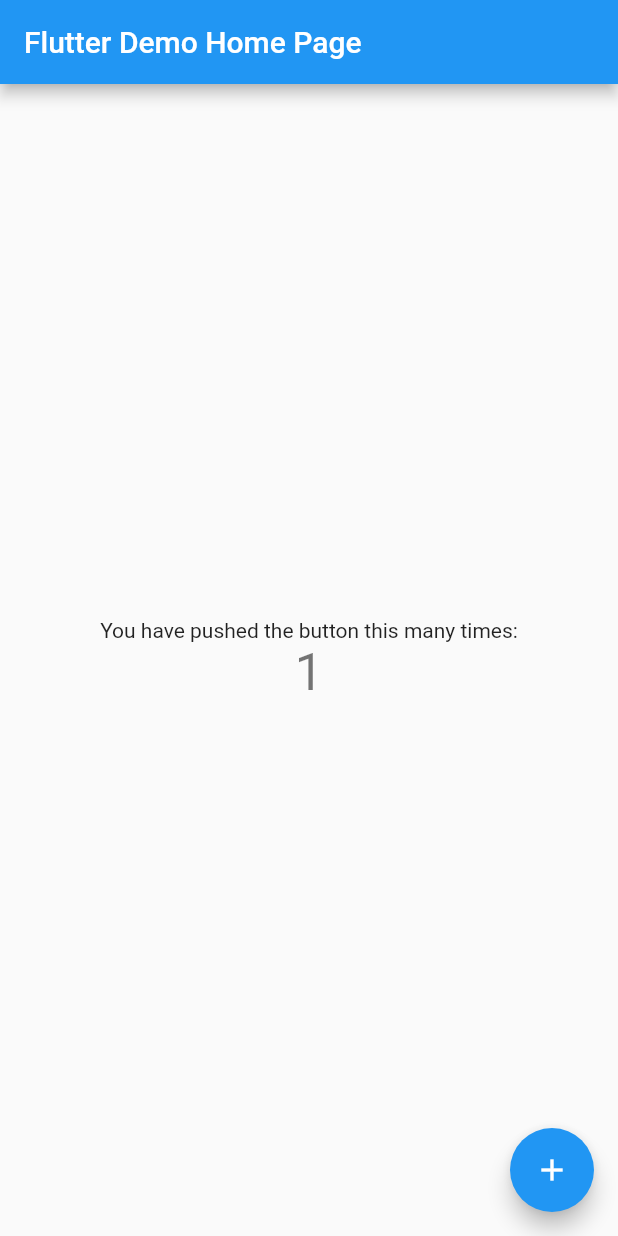
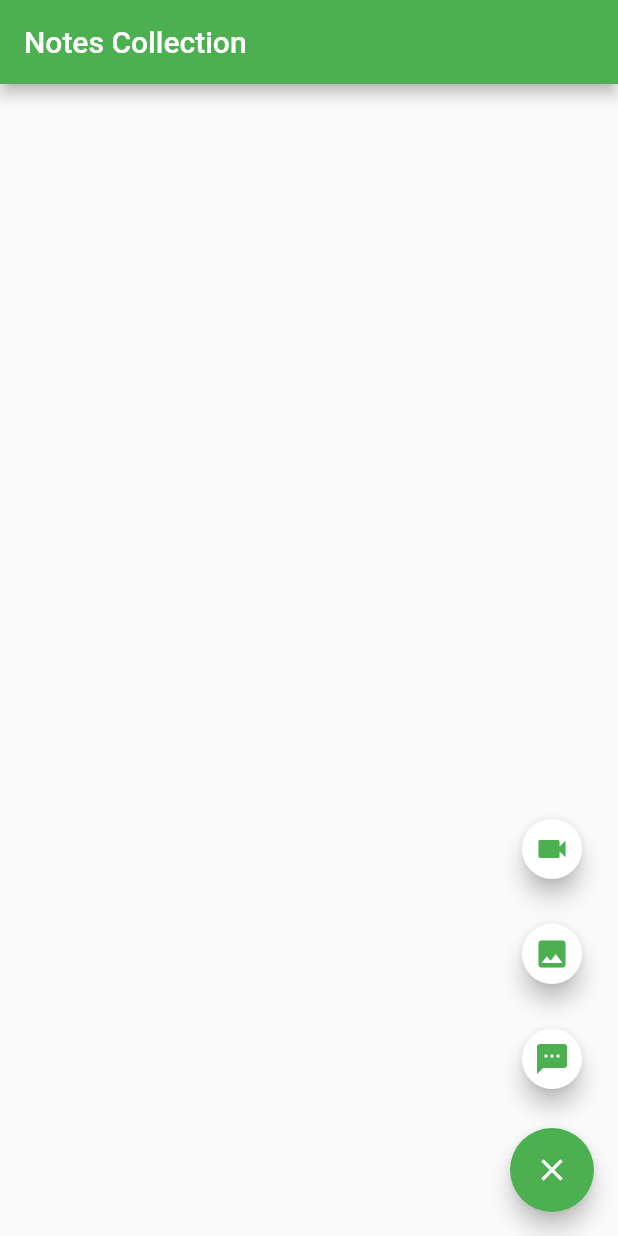
Before and after one commit to gorkhali125/flutter_diary, a Flutter app: the screen it shows after launch, after a tap on the "add" icon, on a phone screen of 412 x 824 dp. Run offline on Flutter 3.47's test engine with Material 2 defaults, Android fonts, the phone set to English and light mode, and no system bars.

Commit message:
Added multiple actions on + button

```diff
--- a/lib/main.dart
+++ b/lib/main.dart
@@ -1,117 +1,106 @@
 import 'package:flutter/material.dart';
+import 'dart:math' as math;
 
 void main() {
   runApp(MyApp());
 }
 
 class MyApp extends StatelessWidget {
-  // This widget is the root of your application.
   @override
   Widget build(BuildContext context) {
     return MaterialApp(
-      title: 'Flutter Demo',
       theme: ThemeData(
-        // This is the theme of your application.
-        //
-        // Try running your application with "flutter run". You'll see the
-        // application has a blue toolbar. Then, without quitting the app, try
-        // changing the primarySwatch below to Colors.green and then invoke
-        // "hot reload" (press "r" in the console where you ran "flutter run",
-        // or simply save your changes to "hot reload" in a Flutter IDE).
-        // Notice that the counter didn't reset back to zero; the application
-        // is not restarted.
-        primarySwatch: Colors.blue,
-        // This makes the visual density adapt to the platform that you run
-        // the app on. For desktop platforms, the controls will be smaller and
-        // closer together (more dense) than on mobile platforms.
+        primarySwatch: Colors.green,
         visualDensity: VisualDensity.adaptivePlatformDensity,
       ),
-      home: MyHomePage(title: 'Flutter Demo Home Page'),
+      home: MyHomePage(),
     );
   }
 }
 
 class MyHomePage extends StatefulWidget {
-  MyHomePage({Key key, this.title}) : super(key: key);
-
-  // This widget is the home page of your application. It is stateful, meaning
-  // that it has a State object (defined below) that contains fields that affect
-  // how it looks.
-
-  // This class is the configuration for the state. It holds the values (in this
-  // case the title) provided by the parent (in this case the App widget) and
-  // used by the build method of the State. Fields in a Widget subclass are
-  // always marked "final".
-
-  final String title;
-
   @override
   _MyHomePageState createState() => _MyHomePageState();
 }
 
-class _MyHomePageState extends State<MyHomePage> {
-  int _counter = 0;
+class _MyHomePageState extends State<MyHomePage> with TickerProviderStateMixin {
+  final globalKey = GlobalKey<ScaffoldState>();
+  AnimationController _controller;
 
-  void _incrementCounter() {
-    setState(() {
-      // This call to setState tells the Flutter framework that something has
-      // changed in this State, which causes it to rerun the build method below
-      // so that the display can reflect the updated values. If we changed
-      // _counter without calling setState(), then the build method would not be
-      // called again, and so nothing would appear to happen.
-      _counter++;
-    });
+  static const List<IconData> icons = const [
+    Icons.videocam,
+    Icons.image,
+    Icons.sms
+  ];
+
+  @override
+  void initState() {
+    super.initState();
+    _controller = new AnimationController(
+      vsync: this,
+      duration: const Duration(milliseconds: 300),
+    );
   }
 
-  @override
   Widget build(BuildContext context) {
-    // This method is rerun every time setState is called, for instance as done
-    // by the _incrementCounter method above.
-    //
-    // The Flutter framework has been optimized to make rerunning build methods
-    // fast, so that you can just rebuild anything that needs updating rather
-    // than having to individually change instances of widgets.
-    return Scaffold(
-      appBar: AppBar(
-        // Here we take the value from the MyHomePage object that was created by
-        // the App.build method, and use it to set our appbar title.
-        title: Text(widget.title),
+    Color backgroundColor = Theme.of(context).cardColor;
+    Color foregroundColor = Theme.of(context).accentColor;
+    return new Scaffold(
+      key: globalKey,
+      appBar: new AppBar(title: new Text('Notes Collection')),
+      floatingActionButton: new Column(
+        mainAxisSize: MainAxisSize.min,
+        children: new List.generate(icons.length, (int index) {
+          Widget child = new Container(
+            height: 70.0,
+            width: 56.0,
+            alignment: FractionalOffset.topCenter,
+            child: new ScaleTransition(
+              scale: new CurvedAnimation(
+                parent: _controller,
+                curve: new Interval(0.0, 1.0 - index / icons.length / 2.0,
+                    curve: Curves.easeOut),
+              ),
+              child: new FloatingActionButton(
+                heroTag: null,
+                backgroundColor: backgroundColor,
+                mini: true,
+                child: new Icon(icons[index], color: foregroundColor),
+                onPressed: () {
+                  String snackText = (index == 0) ? 'Add Video Note' : (index == 1 ? 'Add Image Note' : 'Add Text Note');
+                  final snackBar = SnackBar(content: Text(snackText));
+                  globalKey.currentState.showSnackBar(snackBar);
+                },
+              ),
+            ),
+          );
+          return child;
+        }).toList()
+          ..add(
+            new FloatingActionButton(
+              heroTag: null,
+              child: new AnimatedBuilder(
+                animation: _controller,
+                builder: (BuildContext context, Widget child) {
+                  return new Transform(
+                    transform: new Matrix4.rotationZ(
+                        _controller.value * 0.5 * math.pi),
+                    alignment: FractionalOffset.center,
+                    child: new Icon(
+                        _controller.isDismissed ? Icons.add : Icons.close),
+                  );
+                },
+              ),
+              onPressed: () {
+                if (_controller.isDismissed) {
+                  _controller.forward();
+                } else {
+                  _controller.reverse();
+                }
+              },
+            ),
+          ),
       ),
-      body: Center(
-        // Center is a layout widget. It takes a single child and positions it
-        // in the middle of the parent.
-        child: Column(
-          // Column is also a layout widget. It takes a list of children and
-          // arranges them vertically. By default, it sizes itself to fit its
-          // children horizontally, and tries to be as tall as its parent.
-          //
-          // Invoke "debug painting" (press "p" in the console, choose the
-          // "Toggle Debug Paint" action from the Flutter Inspector in Android
-          // Studio, or the "Toggle Debug Paint" command in Visual Studio Code)
-          // to see the wireframe for each widget.
-          //
-          // Column has various properties to control how it sizes itself and
-          // how it positions its children. Here we use mainAxisAlignment to
-          // center the children vertically; the main axis here is the vertical
-          // axis because Columns are vertical (the cross axis would be
-          // horizontal).
-          mainAxisAlignment: MainAxisAlignment.center,
-          children: <Widget>[
-            Text(
-              'You have pushed the button this many times:',
-            ),
-            Text(
-              '$_counter',
-              style: Theme.of(context).textTheme.headline4,
-            ),
-          ],
-        ),
-      ),
-      floatingActionButton: FloatingActionButton(
-        onPressed: _incrementCounter,
-        tooltip: 'Increment',
-        child: Icon(Icons.add),
-      ), // This trailing comma makes auto-formatting nicer for build methods.
     );
   }
 }
```
